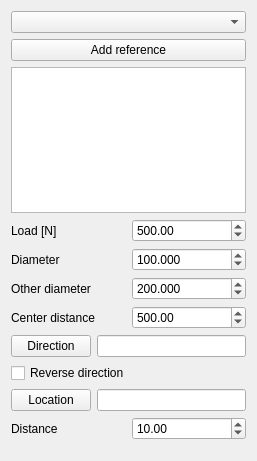
This is src/Mod/Fem/Gui/TaskFemConstraint.ui in southseact-3d/fcd as Qt 5 draws it before an edit. The edited form follows.
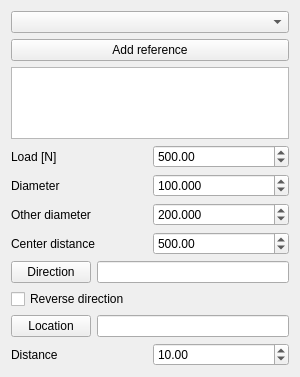
This is the edited form.

The edit to the form file:
```diff
--- a/src/Mod/Fem/Gui/TaskFemConstraint.ui
+++ b/src/Mod/Fem/Gui/TaskFemConstraint.ui
@@ -6,8 +6,8 @@
    <rect>
     <x>0</x>
     <y>0</y>
-    <width>257</width>
-    <height>461</height>
+    <width>300</width>
+    <height>377</height>
    </rect>
   </property>
   <property name="windowTitle">
```
